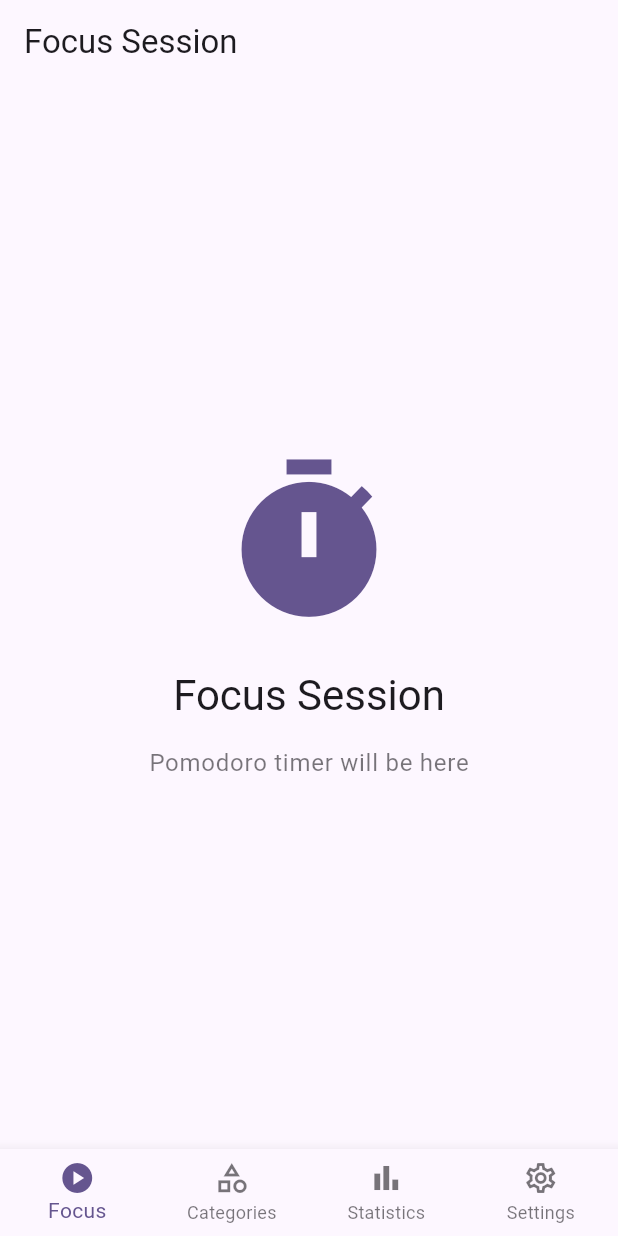
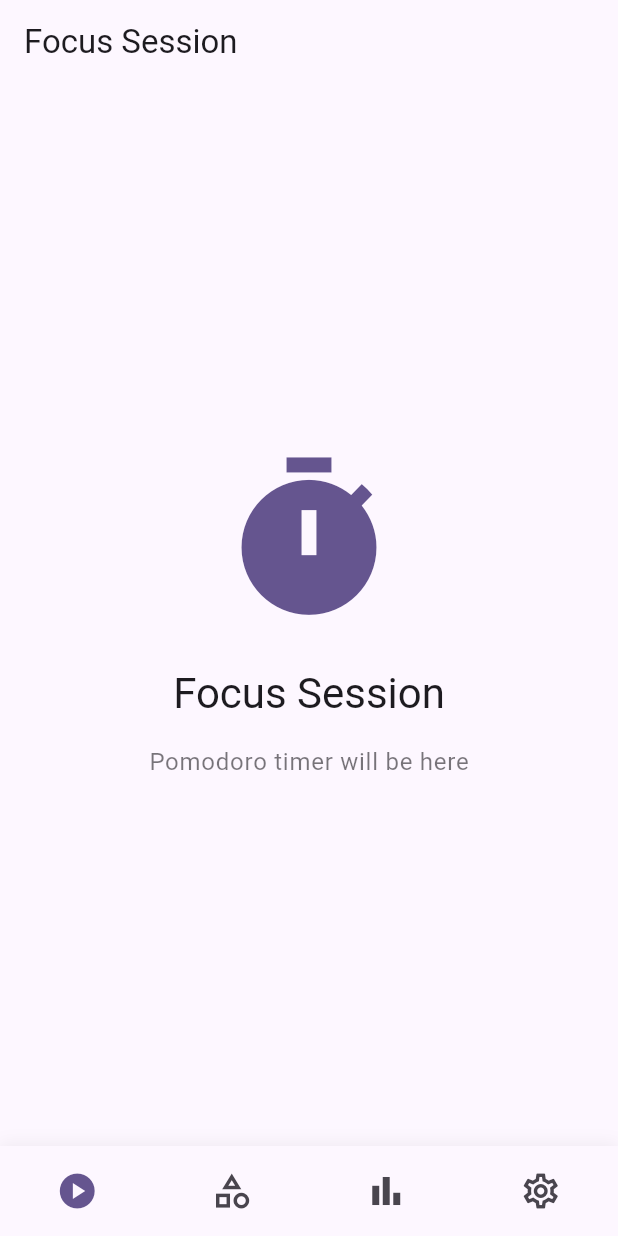
Before and after one commit to francesco-gaglione/focus_flow_app, a Flutter app: the screen it shows after launch, on a phone screen of 412 x 824 dp. Run offline on Flutter 3.47's test engine with Material 3 defaults, Android fonts, the phone set to English and light mode, and no system bars; our stand-ins replace dio, flutter_bloc, freezed_annotation, get_it, go_router, logger.

Commit message:
REFACTOR navigation rail and bottom bar styling and behavior
- Update NavigationRail with new styling and alignment - Simplify bottom
navigation bar implementation - Improve visual feedback for selected
states - Remove redundant label text in navigation items - Enhance
mobile layout with custom nav item builder

```diff
--- a/lib/presentation/app/main_layout.dart
+++ b/lib/presentation/app/main_layout.dart
@@ -20,27 +20,18 @@ class MainLayout extends StatelessWidget {
               onDestinationSelected:
                   (index) => _onDestinationSelected(context, index),
               labelType: NavigationRailLabelType.none,
-              extended: true,
+              groupAlignment: 0.0,
               backgroundColor: Theme.of(context).colorScheme.surface,
               elevation: 1,
-              leading: Padding(
-                padding: const EdgeInsets.symmetric(vertical: 24),
-                child: Column(
-                  children: [
-                    Icon(
-                      Icons.timer,
-                      size: 40,
-                      color: Theme.of(context).colorScheme.primary,
-                    ),
-                    const SizedBox(height: 8),
-                    Text(
-                      'Focus Flow',
-                      style: Theme.of(context).textTheme.titleMedium?.copyWith(
-                        fontWeight: FontWeight.bold,
-                      ),
-                    ),
-                  ],
-                ),
+              useIndicator: true,
+              indicatorColor: Theme.of(context).colorScheme.secondaryContainer,
+              selectedIconTheme: IconThemeData(
+                color: Theme.of(context).colorScheme.onSecondaryContainer,
+                size: 28,
+              ),
+              unselectedIconTheme: IconThemeData(
+                color: Theme.of(context).colorScheme.onSurfaceVariant,
+                size: 24,
               ),
               trailing: Expanded(
                 child: Align(
@@ -48,9 +39,17 @@ class MainLayout extends StatelessWidget {
                   child: Padding(
                     padding: const EdgeInsets.only(bottom: 16),
                     child: IconButton(
-                      icon: const Icon(Icons.settings),
+                      icon: Icon(
+                        currentPath.startsWith('/settings')
+                            ? Icons.settings
+                            : Icons.settings_outlined,
+                      ),
                       onPressed: () => context.go('/settings'),
                       tooltip: 'Settings',
+                      color:
+                          currentPath.startsWith('/settings')
+                              ? Theme.of(context).colorScheme.primary
+                              : Theme.of(context).colorScheme.onSurfaceVariant,
                     ),
                   ),
                 ),
@@ -59,17 +58,17 @@ class MainLayout extends StatelessWidget {
                 NavigationRailDestination(
                   icon: Icon(Icons.play_circle_outline),
                   selectedIcon: Icon(Icons.play_circle),
-                  label: Text('Focus'),
+                  label: Text(""),
                 ),
                 NavigationRailDestination(
                   icon: Icon(Icons.category_outlined),
                   selectedIcon: Icon(Icons.category),
-                  label: Text('Categories'),
+                  label: Text(''),
                 ),
                 NavigationRailDestination(
                   icon: Icon(Icons.bar_chart_outlined),
                   selectedIcon: Icon(Icons.bar_chart),
-                  label: Text('Statistics'),
+                  label: Text(''),
                 ),
               ],
             ),
@@ -80,39 +79,85 @@ class MainLayout extends StatelessWidget {
       );
     }
 
-    // Mobile Layout with BottomNavigationBar
+    // Mobile Layout - Solo icone, centrate verticalmente
     return Scaffold(
       body: child,
-      bottomNavigationBar: BottomNavigationBar(
-        currentIndex: _getSelectedIndex(),
-        onTap: (index) => _onDestinationSelected(context, index),
-        type: BottomNavigationBarType.fixed,
-        selectedItemColor: Theme.of(context).colorScheme.primary,
-        unselectedItemColor: Theme.of(
-          context,
-        ).colorScheme.onSurface.withOpacity(0.6),
-        items: const [
-          BottomNavigationBarItem(
-            icon: Icon(Icons.play_circle_outline),
-            activeIcon: Icon(Icons.play_circle),
-            label: 'Focus',
+      bottomNavigationBar: Container(
+        height: 60,
+        decoration: BoxDecoration(
+          color: Theme.of(context).colorScheme.surface,
+          boxShadow: [
+            BoxShadow(
+              color: Colors.black.withOpacity(0.05),
+              blurRadius: 8,
+              offset: const Offset(0, -2),
+            ),
+          ],
+        ),
+        child: Row(
+          mainAxisAlignment: MainAxisAlignment.spaceEvenly,
+          crossAxisAlignment: CrossAxisAlignment.center, // Aggiungi questo!
+          children: [
+            _buildNavItem(
+              context,
+              icon: Icons.play_circle_outline,
+              selectedIcon: Icons.play_circle,
+              isSelected: currentPath.startsWith('/focus'),
+              onTap: () => context.go('/focus'),
+            ),
+            _buildNavItem(
+              context,
+              icon: Icons.category_outlined,
+              selectedIcon: Icons.category,
+              isSelected: currentPath.startsWith('/categories'),
+              onTap: () => context.go('/categories'),
+            ),
+            _buildNavItem(
+              context,
+              icon: Icons.bar_chart_outlined,
+              selectedIcon: Icons.bar_chart,
+              isSelected: currentPath.startsWith('/stats'),
+              onTap: () => context.go('/stats'),
+            ),
+            _buildNavItem(
+              context,
+              icon: Icons.settings_outlined,
+              selectedIcon: Icons.settings,
+              isSelected: currentPath.startsWith('/settings'),
+              onTap: () => context.go('/settings'),
+            ),
+          ],
+        ),
+      ),
+    );
+  }
+
+  Widget _buildNavItem(
+    BuildContext context, {
+    required IconData icon,
+    required IconData selectedIcon,
+    required bool isSelected,
+    required VoidCallback onTap,
+  }) {
+    return Expanded(
+      child: InkWell(
+        onTap: onTap,
+        splashColor: Theme.of(context).colorScheme.primary.withOpacity(0.1),
+        highlightColor: Theme.of(context).colorScheme.primary.withOpacity(0.05),
+        child: SizedBox(
+          height: double.infinity, // Occupa tutta l'altezza
+          child: Center(
+            // Center garantisce il centraggio verticale
+            child: Icon(
+              isSelected ? selectedIcon : icon,
+              color:
+                  isSelected
+                      ? Theme.of(context).colorScheme.primary
+                      : Theme.of(context).colorScheme.onSurfaceVariant,
+              size: 28,
+            ),
           ),
-          BottomNavigationBarItem(
-            icon: Icon(Icons.category_outlined),
-            activeIcon: Icon(Icons.category),
-            label: 'Categories',
-          ),
-          BottomNavigationBarItem(
-            icon: Icon(Icons.bar_chart_outlined),
-            activeIcon: Icon(Icons.bar_chart),
-            label: 'Statistics',
-          ),
-          BottomNavigationBarItem(
-            icon: Icon(Icons.settings_outlined),
-            activeIcon: Icon(Icons.settings),
-            label: 'Settings',
-          ),
-        ],
+        ),
       ),
     );
   }
@@ -126,7 +171,6 @@ class MainLayout extends StatelessWidget {
   }
 
   int _getSelectedIndexForRail() {
-    // NavigationRail only has 3 items, settings is separate
     if (currentPath.startsWith('/focus')) return 0;
     if (currentPath.startsWith('/categories')) return 1;
     if (currentPath.startsWith('/stats')) return 2;
```
